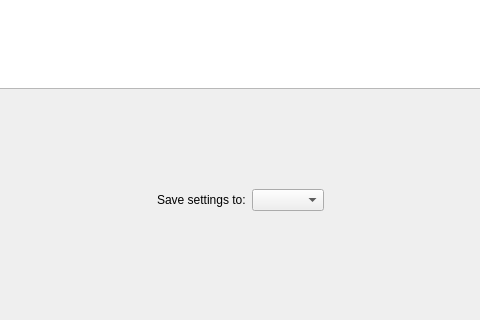
Above: ui/options.ui from metabrainz/picard before the change; both pictures show x 157 to 637 and y 130 to 450 of the 800 by 450 pixel window. Below: the same form after it.
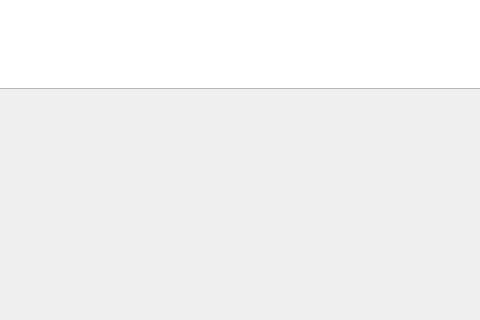
That is the form after the change.

Commit message:
Save options to first enabled profile:
- Save to first enabled profile, with "User base settings" as fallback
- Display note if any profiles are enabled
- Highlight options for all enabled profiles
- Add tooltip to options showing which profile will be updated
- Update tests to remove deleted functionality

What changed in the file:
```diff
--- a/ui/options.ui
+++ b/ui/options.ui
@@ -69,6 +69,38 @@
       <number>0</number>
      </property>
      <layout class="QHBoxLayout" name="horizontalLayout_2">
+      <property name="leftMargin">
+       <number>0</number>
+      </property>
+      <property name="topMargin">
+       <number>0</number>
+      </property>
+      <property name="rightMargin">
+       <number>0</number>
+      </property>
+      <property name="bottomMargin">
+       <number>0</number>
+      </property>
+      <item>
+       <widget class="QLabel" name="notice_text">
+        <property name="sizePolicy">
+         <sizepolicy hsizetype="Preferred" vsizetype="Fixed">
+          <horstretch>0</horstretch>
+          <verstretch>0</verstretch>
+         </sizepolicy>
+        </property>
+        <property name="font">
+         <font>
+          <pointsize>10</pointsize>
+          <weight>50</weight>
+          <bold>false</bold>
+         </font>
+        </property>
+        <property name="text">
+         <string/>
+        </property>
+       </widget>
+      </item>
       <item>
        <spacer name="horizontalSpacer">
         <property name="orientation">
@@ -82,29 +114,6 @@
         </property>
        </spacer>
       </item>
-      <item>
-       <widget class="QLabel" name="label">
-        <property name="sizePolicy">
-         <sizepolicy hsizetype="Preferred" vsizetype="Fixed">
-          <horstretch>0</horstretch>
-          <verstretch>0</verstretch>
-         </sizepolicy>
-        </property>
-        <property name="text">
-         <string>Save settings to:</string>
-        </property>
-       </widget>
-      </item>
-      <item>
-       <widget class="QComboBox" name="save_to_profile">
-        <property name="sizePolicy">
-         <sizepolicy hsizetype="Preferred" vsizetype="Fixed">
-          <horstretch>0</horstretch>
-          <verstretch>0</verstretch>
-         </sizepolicy>
-        </property>
-       </widget>
-      </item>
       <item>
        <widget class="QDialogButtonBox" name="profiles_buttonbox">
         <property name="sizePolicy">
```
The commit also changes 5 other files.
